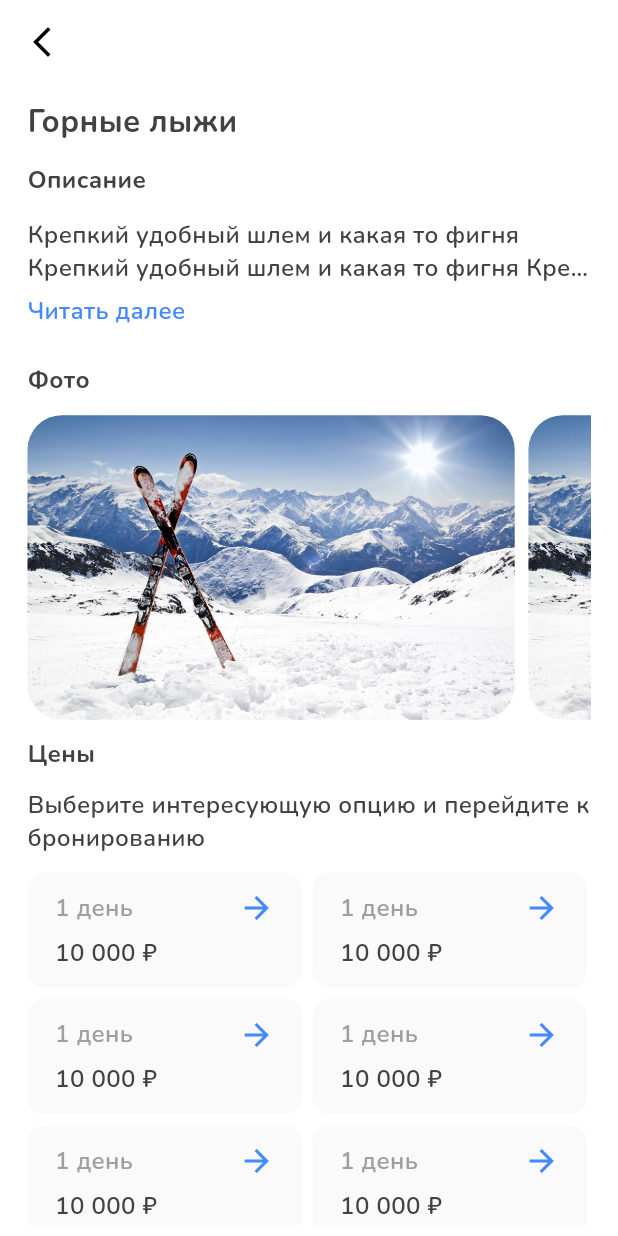
After one commit to RedFox802/Flutter-Ski-Equipment-App, a Flutter app: the RentalScreen screen opened directly, after a tap on the "arrow forward" icon, on a phone screen of 412 x 824 dp. The commit adds this screen. Run offline on Flutter 3.47's test engine with Material 2 defaults, Android fonts, the phone set to English and light mode, and no system bars; our stand-ins replace firebase_auth, firebase_core, flutter_bloc, flutter_screenutil, flutter_svg, fluttertoast and 4 more; missing offline and left inert: easy_autocomplete; accounts and stored records are empty.

Commit message:
дизайн страницы развернутой информации о товаре

```diff
--- /dev/null
+++ b/lib/features/equipment_page/presentation/components/coast_container.dart
@@ -0,0 +1,62 @@
+import 'package:equipment/components/app_text_styles.dart';
+import 'package:flutter/material.dart';
+import 'package:flutter_screenutil/flutter_screenutil.dart';
+
+import '../../../equipment_page/presentation/screens/equipment_screen.dart';
+
+class CoastContainer extends StatelessWidget {
+  const CoastContainer({
+    Key? key,
+  }) : super(key: key);
+
+  @override
+  Widget build(BuildContext context) {
+    return Padding(
+      padding:EdgeInsets.only(bottom: 6.h),
+      child: Container(
+        width: MediaQuery.of(context).size.width / 2 - 20.w,
+        decoration: BoxDecoration(
+          color: Colors.grey.shade50,
+          borderRadius: BorderRadius.circular(10.r),
+        ),
+        child: Padding(
+          padding: EdgeInsets.symmetric(horizontal: 16.w, vertical: 10.h),
+          child: Column(
+            crossAxisAlignment: CrossAxisAlignment.start,
+            children: [
+              Row(
+                mainAxisAlignment: MainAxisAlignment.spaceBetween,
+                children: [
+                  Text(
+                    '1 день',
+                    style: AppTextStyle.nunitoW600S14
+                        .copyWith(color: Colors.grey.shade500),
+                  ),
+                  GestureDetector(
+                    onTap: () {
+                      Navigator.push(
+                        context,
+                        MaterialPageRoute(
+                          builder: ((_) => const EquipmentScreen()),
+                        ),
+                      );
+                    },
+                    child: const Icon(
+                      Icons.arrow_forward,
+                      color: Colors.blueAccent,
+                    ),
+                  ),
+                ],
+              ),
+              SizedBox(height: 6.h),
+              Text(
+                '10 000 ₽',
+                style: AppTextStyle.nunitoW600S14,
+              ),
+            ],
+          ),
+        ),
+      ),
+    );
+  }
+}
--- /dev/null
+++ b/lib/features/equipment_page/presentation/screens/equipment_screen.dart
@@ -0,0 +1,105 @@
+import 'package:equipment/components/app_text_styles.dart';
+import 'package:equipment/components/default_app_bar.dart';
+import 'package:flutter/material.dart';
+import 'package:flutter_screenutil/flutter_screenutil.dart';
+
+import '../../../../gen/assets.gen.dart';
+import '../components/coast_container.dart';
+
+class EquipmentScreen extends StatelessWidget {
+  const EquipmentScreen({Key? key}) : super(key: key);
+
+  @override
+  Widget build(BuildContext context) {
+    return Scaffold(
+      appBar: const DefaultAppBar(),
+      backgroundColor: Colors.white,
+      body: Padding(
+        padding: EdgeInsets.symmetric(horizontal: 16.w, vertical: 6.h),
+        child: Column(
+          crossAxisAlignment: CrossAxisAlignment.start,
+          children: [
+            Text(
+              'Горные лыжи',
+              style: AppTextStyle.nunitoW700S18,
+            ),
+            Padding(
+              padding: EdgeInsets.symmetric(vertical: 12.h),
+              child: Text(
+                'Описание',
+                style: AppTextStyle.nunitoW700S14,
+              ),
+            ),
+            Text(
+              'Крепкий удобный шлем и какая то фигня Крепкий удобный шлем и какая то фигня Крепкий удобный шлем и какая то фигня',
+              style: AppTextStyle.nunitoW600S14,
+              maxLines: 2,
+              overflow: TextOverflow.ellipsis,
+            ),
+            Padding(
+              padding: EdgeInsets.only(top: 6.h, bottom: 20.h),
+              child: GestureDetector(
+                child: Text(
+                  'Читать далее',
+                  style: AppTextStyle.nunitoW600S14.copyWith(
+                    color: Colors.blueAccent,
+                  ),
+                ),
+              ),
+            ),
+            Text(
+              'Фото',
+              style: AppTextStyle.nunitoW700S14,
+            ),
+            SizedBox(height: 10.h),
+            SizedBox(
+              height: 170.h,
+              child: ListView(
+                scrollDirection: Axis.horizontal,
+                children: [
+                  ClipRRect(
+                    borderRadius: BorderRadius.circular(20.r),
+                    child:Assets.images.imSki.image(),
+                  ),
+                  SizedBox(width: 8.w,),
+                  ClipRRect(
+                    borderRadius: BorderRadius.circular(20.r),
+                    child:Assets.images.imSki.image(),
+                  ),
+                  SizedBox(width: 8.w,),
+                  ClipRRect(
+                    borderRadius: BorderRadius.circular(20.r),
+                    child:Assets.images.imSki.image(),
+                  ),
+                ],
+              ),
+            ),
+            Padding(
+              padding: EdgeInsets.symmetric(vertical: 10.h),
+              child: Text(
+                'Цены',
+                style: AppTextStyle.nunitoW700S14,
+              ),
+            ),
+            Text(
+              'Выберите интересующую опцию и перейдите к бронированию',
+              style: AppTextStyle.nunitoW600S14,
+            ),
+            SizedBox(height: 10.h),
+            Expanded(
+              child: ListView(
+                children: [Wrap(
+                  spacing: 6.w,
+                  children: [
+                    for (int i = 0; i < 20; i++) const CoastContainer(),
+                  ],
+                ),
+              ]
+              ),
+            )
+          ],
+        ),
+      ),
+    );
+  }
+}
--- a/lib/features/rental_page/presentation/components/product_container.dart
+++ b/lib/features/rental_page/presentation/components/product_container.dart
@@ -1,6 +1,8 @@
 import 'package:equipment/components/app_text_styles.dart';
 import 'package:flutter/material.dart';
 import 'package:flutter_screenutil/flutter_screenutil.dart';
+
+import '../../../equipment_page/presentation/screens/equipment_screen.dart';
 
 class ProductContainer extends StatelessWidget {
   final String name;
@@ -46,14 +48,24 @@ class ProductContainer extends StatelessWidget {
                     name,
                     style: AppTextStyle.nunitoW600S12,
                   ),
-                  const Icon(
-                    Icons.arrow_forward,
-                    color: Colors.blueAccent,
+                  GestureDetector(
+                    onTap: (){
+                      Navigator.push(
+                        context,
+                        MaterialPageRoute(
+                          builder: ((_) => const EquipmentScreen()),
+                        ),
+                      );
+                    },
+                    child: const Icon(
+                      Icons.arrow_forward,
+                      color: Colors.blueAccent,
+                    ),
                   ),
                 ],
               ),
               Padding(
-                padding: EdgeInsets.symmetric(horizontal: 4.w,vertical: 4.h),
+                padding: EdgeInsets.symmetric(horizontal: 4.w, vertical: 4.h),
                 child: Row(
                   mainAxisAlignment: MainAxisAlignment.spaceBetween,
                   children: [
@@ -96,7 +108,9 @@ class ProductContainer extends StatelessWidget {
                             '$twoDay ₽',
                             style: AppTextStyle.nunitoW600S12,
                           ),
-                          SizedBox(height: 6.h,),
+                          SizedBox(
+                            height: 6.h,
+                          ),
                           if (fourDay != null)
                             Text(
                               '4 день',
--- a/lib/features/rental_page/presentation/screens/rental_screen.dart
+++ b/lib/features/rental_page/presentation/screens/rental_screen.dart
@@ -19,10 +19,7 @@ class RentalScreen extends StatelessWidget {
             child: Stack(
               children: [
                 SizedBox(
-                  height: MediaQuery
-                      .of(context)
-                      .size
-                      .height / 3,
+                  height: MediaQuery.of(context).size.height / 3,
                   child: ClipRRect(
                     borderRadius: BorderRadius.only(
                       bottomLeft: Radius.circular(20.r),
@@ -34,7 +31,7 @@ class RentalScreen extends StatelessWidget {
                 SafeArea(
                   child: Padding(
                     padding:
-                    EdgeInsets.symmetric(horizontal: 10.w, vertical: 10.h),
+                        EdgeInsets.symmetric(horizontal: 10.w, vertical: 10.h),
                     child: Row(
                       mainAxisAlignment: MainAxisAlignment.spaceBetween,
                       children: [
@@ -137,51 +134,62 @@ class RentalScreen extends StatelessWidget {
                     children: [
                       Row(
                         children: [
-                          Text('Товары', style: AppTextStyle.nunitoW700S14,),
-                          SizedBox(width: 8.w,),
-                          Text('9', style: AppTextStyle.nunitoW600S14.copyWith(
-                              color: Colors.grey.shade500)),
+                          Text(
+                            'Товары',
+                            style: AppTextStyle.nunitoW700S14,
+                          ),
+                          SizedBox(
+                            width: 8.w,
+                          ),
+                          Text('9',
+                              style: AppTextStyle.nunitoW600S14
+                                  .copyWith(color: Colors.grey.shade500)),
                         ],
                       ),
                       GestureDetector(
-                        child: Text(
-                            'Все товары',
-                            style: AppTextStyle.nunitoW600S14.copyWith(
-                                color: Colors.blueAccent)
-                        ),
+                        child: Text('Все товары',
+                            style: AppTextStyle.nunitoW600S14
+                                .copyWith(color: Colors.blueAccent)),
                       )
                     ],
                   ),
                 ),
                 Row(
                   mainAxisAlignment: MainAxisAlignment.spaceBetween,
-                  children: const [
+                  children: [
                     ProductContainer(
                       oneDay: 4000,
                       twoDay: 5900,
                       name: 'Горные лыжи',
                       threeDay: 6400,
-                      fourDay: 12000,),
+                      fourDay: 12000,
+
+                    ),
                     ProductContainer(
                       oneDay: 5000,
                       twoDay: 8700,
                       name: 'Сноуборд',
                       threeDay: 9560,
-                      fourDay: 11340,),
+                      fourDay: 11340,
+
+                    ),
                   ],
                 ),
                 Padding(
                   padding: EdgeInsets.symmetric(vertical: 10.h),
-                  child: Text('Описание', style: AppTextStyle.nunitoW700S14, ),
+                  child: Text(
+                    'Описание',
+                    style: AppTextStyle.nunitoW700S14,
+                  ),
                 ),
                 Text(
                   'Крепкий удобный шлем и подобное лалала удобный шлем и подобное лалала',
                   style: AppTextStyle.nunitoW600S14,
-                  maxLines: 4,)
+                  maxLines: 4,
+                )
               ],
             ),
           ),
-
         ],
       ),
     );
--- a/pubspec.yaml
+++ b/pubspec.yaml
@@ -1,7 +1,6 @@
 name: equipment
 description: A new Flutter project.
 
-publish_to:
 
 version: 1.0.0+1
 
@@ -31,6 +30,7 @@ dependencies:
   fluttertoast: ^8.0.9
   shared_preferences: ^2.0.15
   easy_autocomplete: ^1.5.0
+  carousel_slider: ^4.1.1
 
 dev_dependencies:
   flutter_test:
```
Also changed, not shown: pubspec.lock.
